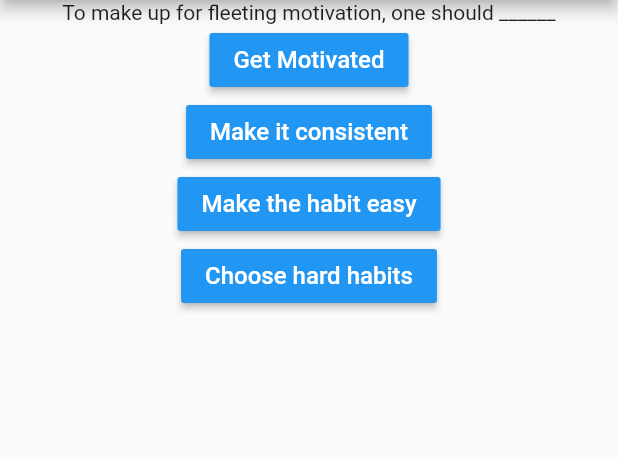
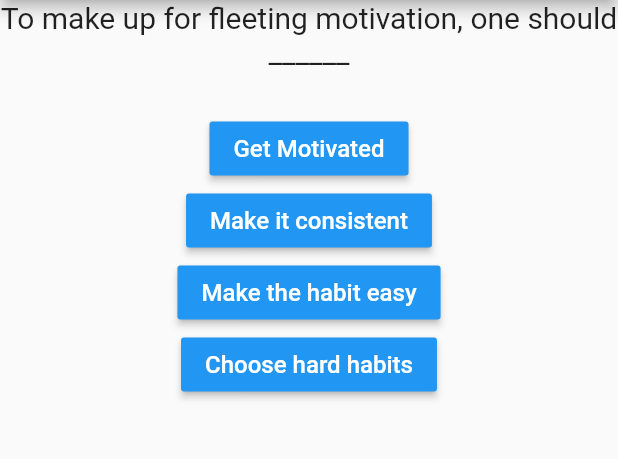
Before and after one commit to ramkinkargithub/habit-quiz-app, a Flutter app: the screen it shows after launch, on a phone screen of 412 x 824 dp, the part 84-543 px from its top. Run offline on Flutter 3.47's test engine with Material 2 defaults, Android fonts, the phone set to English and light mode, and no system bars.

Commit message:
Update questions.dart

```diff
--- a/lib/questions.dart
+++ b/lib/questions.dart
@@ -6,7 +6,13 @@ class Question extends StatelessWidget {
   @override
   Widget build(BuildContext context) {
     return Container(
-      child: Text(_question),
+      width: double.infinity,
+      height: 75,
+      child: Text(
+        _question,
+        style: TextStyle(fontSize: 20),
+        textAlign: TextAlign.center,
+      ),
     );
   }
 }
```
